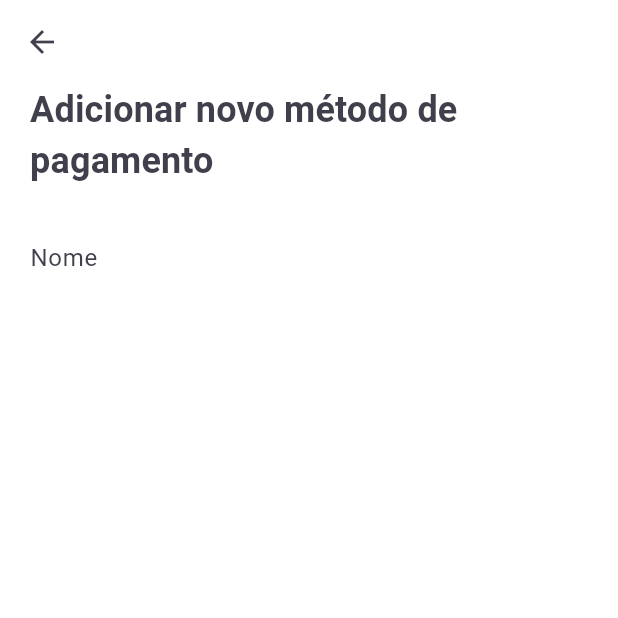
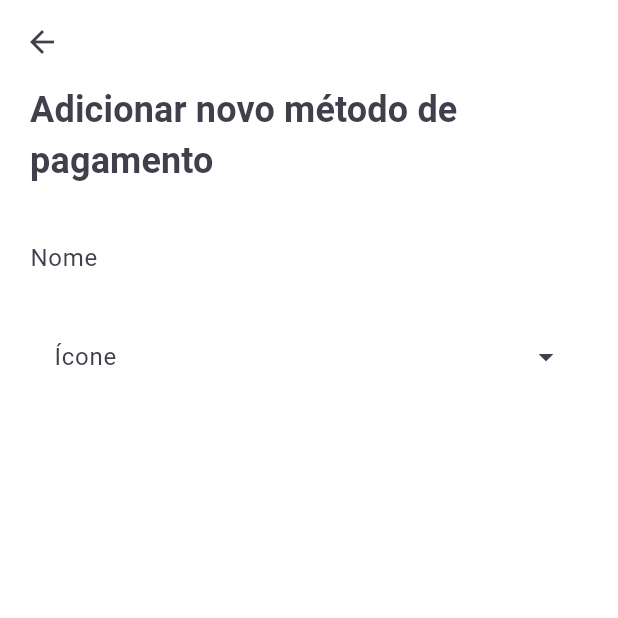
Before and after one commit to gabrielschorsch/balance, a Flutter app: the AddPaymentMethod screen opened directly, on a phone screen of 412 x 824 dp, the top half of it. Run offline on Flutter 3.47's test engine with Material 2 defaults, Android fonts, the phone set to English and light mode, and no system bars; our stand-ins replace fl_chart, google_fonts; Roboto replaces fonts that are missing (Kanit).

Commit message:
feat: added icon to payment method

```diff
--- a/lib/domains/payment_method.dart
+++ b/lib/domains/payment_method.dart
@@ -1,21 +1,25 @@
+// ignore_for_file: public_member_api_docs, sort_constructors_first
 import 'dart:convert';
 
 class PaymentMethod {
   String? id;
   String? name;
+  int? icon;
   PaymentMethod({
     this.id,
     this.name,
+    this.icon,
   });
-
 
   PaymentMethod copyWith({
     String? id,
     String? name,
+    int? icon,
   }) {
     return PaymentMethod(
       id: id ?? this.id,
       name: name ?? this.name,
+      icon: icon ?? this.icon,
     );
   }
 
@@ -23,6 +27,7 @@ class PaymentMethod {
     return <String, dynamic>{
       'id': id,
       'name': name,
+      'icon': icon,
     };
   }
 
@@ -30,25 +35,25 @@ class PaymentMethod {
     return PaymentMethod(
       id: map['id'] != null ? map['id'] as String : null,
       name: map['name'] != null ? map['name'] as String : null,
+      icon: map['icon'] != null ? map['icon'] as int : null,
     );
   }
 
   String toJson() => json.encode(toMap());
 
-  factory PaymentMethod.fromJson(String source) => PaymentMethod.fromMap(json.decode(source) as Map<String, dynamic>);
+  factory PaymentMethod.fromJson(String source) =>
+      PaymentMethod.fromMap(json.decode(source) as Map<String, dynamic>);
 
   @override
-  String toString() => 'PaymentMethod(id: $id, name: $name)';
+  String toString() => 'PaymentMethod(id: $id, name: $name, icon: $icon)';
 
   @override
   bool operator ==(covariant PaymentMethod other) {
     if (identical(this, other)) return true;
 
-    return
-      other.id == id &&
-      other.name == name;
+    return other.id == id && other.name == name && other.icon == icon;
   }
 
   @override
-  int get hashCode => id.hashCode ^ name.hashCode;
+  int get hashCode => id.hashCode ^ name.hashCode ^ icon.hashCode;
 }
--- a/lib/pages/add_payment_method.dart
+++ b/lib/pages/add_payment_method.dart
@@ -16,8 +16,18 @@ class _AddPaymentMethodState extends State<AddPaymentMethod> {
   Widget build(BuildContext context) {
     final GlobalKey<FormState> formKey = GlobalKey<FormState>();
     final TextEditingController nameController = TextEditingController();
+    final List<IconData> icons = [
+      Icons.credit_card,
+      Icons.money,
+      Icons.money_off,
+      Icons.card_giftcard,
+      Icons.card_membership,
+      Icons.card_travel,
+    ];
 
     final controller = context.watch<PaymentMethodController>();
+
+    IconData? selectedIcon;
 
     return Scaffold(
       resizeToAvoidBottomInset: false,
@@ -51,7 +61,49 @@ class _AddPaymentMethodState extends State<AddPaymentMethod> {
                         }
                         return null;
                       },
-                    )
+                    ),
+                    Padding(
+                      padding: const EdgeInsets.symmetric(vertical: 10.0),
+                      child: DropdownMenu<IconData>(
+                        width: MediaQuery.of(context).size.width * .95,
+                        label: const Text("Ícone"),
+                        onSelected: (value) {
+                          setState(() {
+                            selectedIcon = value;
+                          });
+                        },
+                        dropdownMenuEntries: icons
+                            .map(
+                              (element) => DropdownMenuEntry<IconData>(
+                                  style: ButtonStyle(
+                                    padding: const MaterialStatePropertyAll(
+                                        EdgeInsets.zero),
+                                    alignment: Alignment.centerLeft,
+                                    minimumSize: MaterialStatePropertyAll(
+                                      Size(
+                                        MediaQuery.of(context).size.width * .25,
+                                        50,
+                                      ),
+                                    ),
+                                    maximumSize: MaterialStatePropertyAll(
+                                      Size(
+                                        MediaQuery.of(context).size.width * .25,
+                                        50,
+                                      ),
+                                    ),
+                                  ),
+                                  label: "",
+                                  leadingIcon: Icon(
+                                    element,
+                                    color: selectedIcon == element
+                                        ? Theme.of(context).primaryColor
+                                        : Theme.of(context).iconTheme.color,
+                                  ),
+                                  value: element),
+                            )
+                            .toList(),
+                      ),
+                    ),
                   ],
                 ),
               ),
@@ -63,13 +115,14 @@ class _AddPaymentMethodState extends State<AddPaymentMethod> {
                     "Verifique todos os campos e tente novamente",
                 formKey: formKey,
                 onPressed: () async {
-                  if (!formKey.currentState!.validate()) {
+                  if (!formKey.currentState!.validate() ||
+                      selectedIcon == null) {
                     return;
                   }
-
                   await controller
                       .addPaymentMethod(PaymentMethod(
                         name: nameController.value.text,
+                        icon: selectedIcon!.codePoint,
                       ))
                       .then(
                         (value) => Navigator.of(context).pop(),
```
